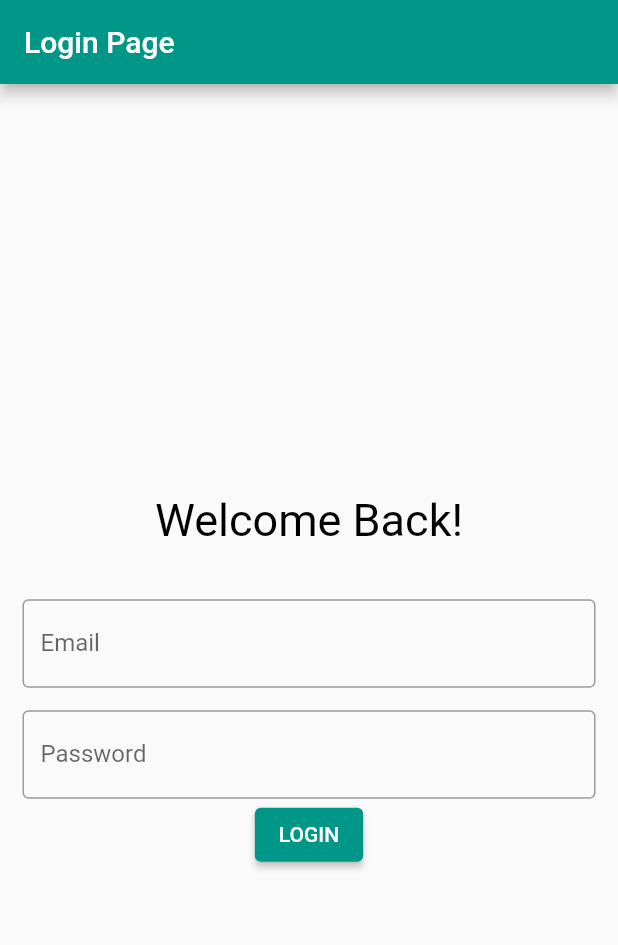
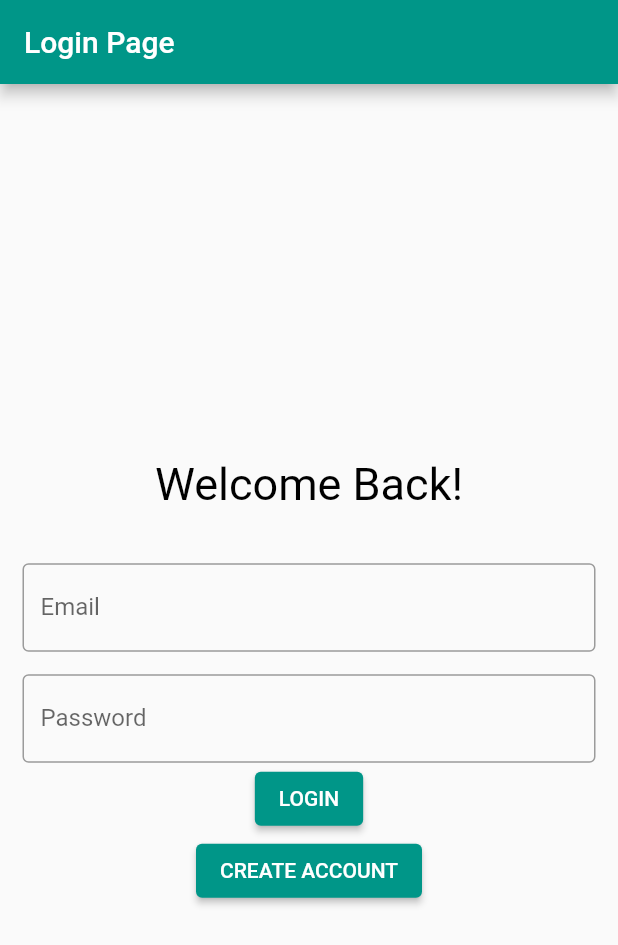
Before and after one commit to serifegnll/meeting_reminder, a Flutter app: the screen it shows after launch, after a tap on "LOGIN", on a phone screen of 412 x 824 dp. Shown: the top 945 px of the screen. Run offline on Flutter 3.47's test engine with Material 2 defaults, Android fonts, the phone set to English and light mode, and no system bars; our stand-ins replace firebase_auth, firebase_core; accounts and stored records are empty; network calls fail.

```diff
--- a/meetingreminder_project/lib/main.dart
+++ b/meetingreminder_project/lib/main.dart
@@ -1,9 +1,15 @@
 // ignore_for_file: prefer_const_constructors, prefer_const_literals_to_create_immutables, use_key_in_widget_constructors
 
 import 'package:flutter/material.dart';
+import 'package:firebase_core/firebase_core.dart';
+import 'firebase_options.dart';
+import 'package:firebase_auth/firebase_auth.dart';
 
-void main() {
-  debugPrint('main metodu çalıştı');
+void main() async {
+  WidgetsFlutterBinding.ensureInitialized();
+  await Firebase.initializeApp(
+    options: DefaultFirebaseOptions.currentPlatform,
+  );
   runApp(MyApp());
 }
 
@@ -25,7 +31,19 @@ class LoginPage extends StatefulWidget {
 }
 
 class _LoginPageState extends State<LoginPage> {
+  FirebaseAuth auth = FirebaseAuth.instance;
+  String _email = "";
+  String _password = "";
+  final myEmailController = TextEditingController();
+  final myPassController = TextEditingController();
   @override
+  void dispose() {
+    // Clean up the controller when the widget is disposed.
+    myEmailController.dispose();
+    myPassController.dispose();
+    super.dispose();
+  }
+
   Widget build(BuildContext context) {
     return Scaffold(
         //backgroundColor: Colors.lightBlueAccent,
@@ -46,6 +64,7 @@ class _LoginPageState extends State<LoginPage> {
                   //email kısmı
                   padding: EdgeInsets.symmetric(horizontal: 15),
                   child: TextField(
+                      controller: myEmailController,
                       decoration: InputDecoration(
                           border: OutlineInputBorder(),
                           labelText: 'Email',
@@ -55,6 +74,7 @@ class _LoginPageState extends State<LoginPage> {
                 padding: const EdgeInsets.only(
                     left: 15.0, right: 15.0, top: 15, bottom: 0),
                 child: TextField(
+                  controller: myPassController,
                   obscureText: true,
                   decoration: InputDecoration(
                       border: OutlineInputBorder(),
@@ -64,8 +84,46 @@ class _LoginPageState extends State<LoginPage> {
               ),
               Padding(
                 padding: EdgeInsets.symmetric(horizontal: 15),
-                child: ElevatedButton(onPressed: () {}, child: Text("LOGIN")),
+                child: ElevatedButton(
+                    onPressed: () {
+                      _email = myEmailController.text;
+                      _password = myPassController.text;
+                      loginUserEmailAndPassword();
+                      //print(_email);
+                      //print(_password);
+                    },
+                    child: Text("LOGIN")),
+              ),
+              Padding(
+                padding: EdgeInsets.symmetric(horizontal: 15),
+                child: ElevatedButton(
+                    onPressed: () {
+                      _email = myEmailController.text;
+                      _password = myPassController.text;
+                      createUserEmailAndPassword();
+                    },
+                    child: Text("CREATE ACCOUNT")),
               ),
             ])));
   }
+
+  void createUserEmailAndPassword() async {
+    try {
+      var _userCredential = await auth.createUserWithEmailAndPassword(
+          email: _email, password: _password);
+      debugPrint(_userCredential.toString());
+    } catch (e) {
+      print(e.toString());
+    }
+  }
+
+  void loginUserEmailAndPassword() async {
+    try {
+      var _userCredential = await auth.signInWithEmailAndPassword(
+          email: _email, password: _password);
+      debugPrint(_userCredential.toString());
+    } catch (e) {
+      print(e.toString());
+    }
+  }
 }
--- a/meetingreminder_project/pubspec.yaml
+++ b/meetingreminder_project/pubspec.yaml
@@ -34,6 +34,8 @@ dependencies:
   # The following adds the Cupertino Icons font to your application.
   # Use with the CupertinoIcons class for iOS style icons.
   cupertino_icons: ^1.0.2
+  firebase_core: ^1.17.1
+  firebase_auth: ^3.3.19
 
 dev_dependencies:
   flutter_test:
```
Also changed, not shown: meetingreminder_project/lib/reminder_page.dart (+16 -0 lines), meetingreminder_project/lib/firebase_options.dart (added), meetingreminder_project/pubspec.lock, 2 other files.
